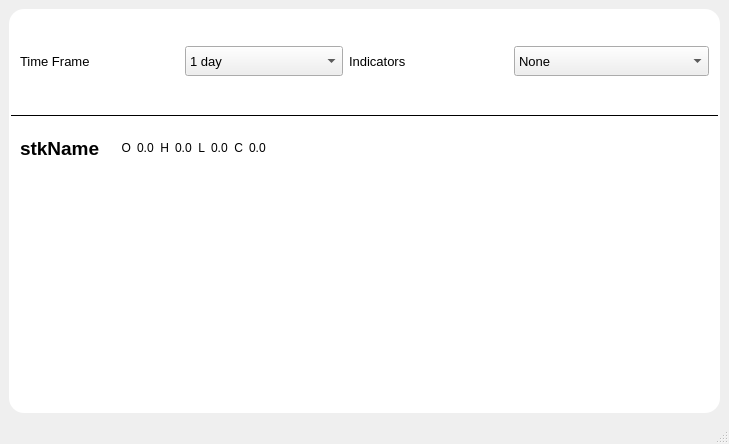
The window that UIFiles/chart.ui (ShubhamMandavkar/TYLiveProjectt-StockAutomationSystem) describes before a commit, drawn with Qt 5.
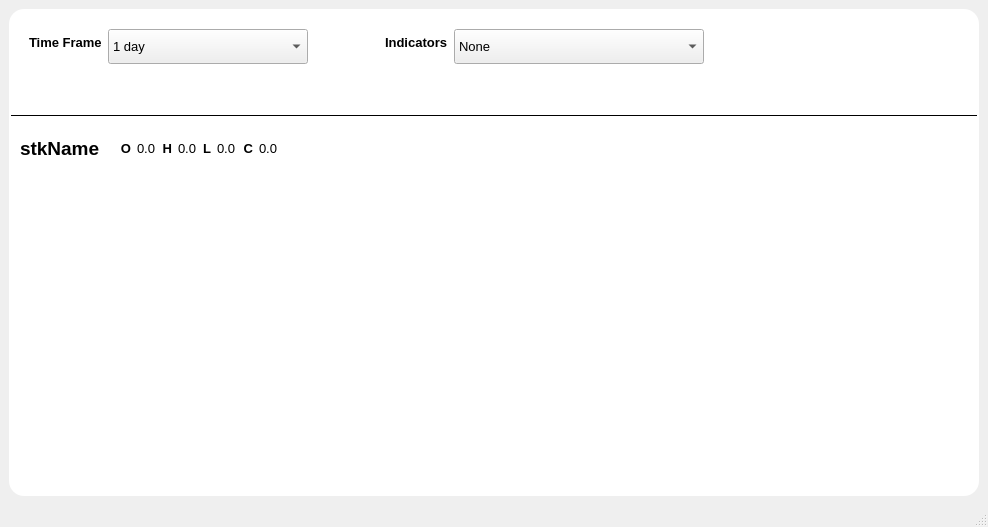
The same window after the commit.

The edit to the form file:
```diff
--- a/UIFiles/chart.ui
+++ b/UIFiles/chart.ui
@@ -6,8 +6,8 @@
    <rect>
     <x>0</x>
     <y>0</y>
-    <width>729</width>
-    <height>444</height>
+    <width>988</width>
+    <height>527</height>
    </rect>
   </property>
   <property name="windowTitle">
@@ -66,13 +66,53 @@
          <property name="frameShadow">
           <enum>QFrame::Raised</enum>
          </property>
-         <layout class="QGridLayout" name="gridLayout">
+         <layout class="QHBoxLayout" name="horizontalLayout_2">
+          <item>
+           <widget class="QFrame" name="frame">
+            <property name="minimumSize">
+             <size>
+              <width>300</width>
+              <height>0</height>
+             </size>
+            </property>
+            <property name="maximumSize">
+             <size>
+              <width>350</width>
+              <height>16777215</height>
+             </size>
+            </property>
+            <property name="frameShape">
+             <enum>QFrame::StyledPanel</enum>
+            </property>
+            <property name="frameShadow">
+             <enum>QFrame::Raised</enum>
+            </property>
+            <layout class="QFormLayout" name="formLayout">
+             <item row="0" column="0">
+              <widget class="QLabel" name="lblTimeFrame">
+               <property name="font">
+                <font>
+                 <pointsize>10</pointsize>
+                 <bold>true</bold>
+                </font>
+               </property>
+               <property name="text">
+                <string>Time Frame</string>
+               </property>
+              </widget>
+             </item>
           <item row="0" column="1">
            <widget class="QComboBox" name="cmbTimeFrame">
             <property name="minimumSize">
              <size>
-              <width>0</width>
-              <height>30</height>
+                 <width>200</width>
+                 <height>35</height>
+                </size>
+               </property>
+               <property name="maximumSize">
+                <size>
+                 <width>200</width>
+                 <height>16777215</height>
              </size>
             </property>
             <property name="font">
@@ -145,12 +185,49 @@
             </item>
            </widget>
           </item>
-          <item row="0" column="4">
+            </layout>
+           </widget>
+          </item>
+          <item>
+           <widget class="QFrame" name="frame_4">
+            <property name="minimumSize">
+             <size>
+              <width>500</width>
+              <height>0</height>
+             </size>
+            </property>
+            <property name="frameShape">
+             <enum>QFrame::StyledPanel</enum>
+            </property>
+            <property name="frameShadow">
+             <enum>QFrame::Raised</enum>
+            </property>
+            <layout class="QFormLayout" name="formLayout_2">
+             <item row="0" column="0">
+              <widget class="QLabel" name="lblIndicators">
+               <property name="font">
+                <font>
+                 <pointsize>10</pointsize>
+                 <bold>true</bold>
+                </font>
+               </property>
+               <property name="text">
+                <string>Indicators</string>
+               </property>
+              </widget>
+             </item>
+             <item row="0" column="1">
            <widget class="QComboBox" name="cmbIndicators">
             <property name="minimumSize">
              <size>
-              <width>0</width>
-              <height>30</height>
+                 <width>250</width>
+                 <height>35</height>
+                </size>
+               </property>
+               <property name="maximumSize">
+                <size>
+                 <width>250</width>
+                 <height>16777215</height>
              </size>
             </property>
             <property name="font">
@@ -175,28 +252,7 @@
             </item>
            </widget>
           </item>
-          <item row="0" column="0">
-           <widget class="QLabel" name="lblTimeFrame">
-            <property name="font">
-             <font>
-              <pointsize>10</pointsize>
-             </font>
-            </property>
-            <property name="text">
-             <string>Time Frame</string>
-            </property>
-           </widget>
-          </item>
-          <item row="0" column="3">
-           <widget class="QLabel" name="lblIndicators">
-            <property name="font">
-             <font>
-              <pointsize>10</pointsize>
-             </font>
-            </property>
-            <property name="text">
-             <string>Indicators</string>
-            </property>
+            </layout>
            </widget>
           </item>
          </layout>
@@ -243,6 +299,12 @@
               <height>16777215</height>
              </size>
             </property>
+            <property name="font">
+             <font>
+              <pointsize>10</pointsize>
+              <bold>true</bold>
+             </font>
+            </property>
             <property name="text">
              <string>C</string>
             </property>
@@ -259,6 +321,11 @@
               <verstretch>0</verstretch>
              </sizepolicy>
             </property>
+            <property name="font">
+             <font>
+              <pointsize>10</pointsize>
+             </font>
+            </property>
             <property name="text">
              <string>0.0</string>
             </property>
@@ -272,6 +339,12 @@
               <height>16777215</height>
              </size>
             </property>
+            <property name="font">
+             <font>
+              <pointsize>10</pointsize>
+              <bold>true</bold>
+             </font>
+            </property>
             <property name="text">
              <string>L</string>
             </property>
@@ -288,6 +361,12 @@
               <height>16777215</height>
              </size>
             </property>
+            <property name="font">
+             <font>
+              <pointsize>10</pointsize>
+              <bold>true</bold>
+             </font>
+            </property>
             <property name="text">
              <string>H</string>
             </property>
@@ -317,6 +396,11 @@
               <verstretch>0</verstretch>
              </sizepolicy>
             </property>
+            <property name="font">
+             <font>
+              <pointsize>10</pointsize>
+             </font>
+            </property>
             <property name="text">
              <string>0.0</string>
             </property>
@@ -336,6 +420,12 @@
               <height>16777215</height>
              </size>
             </property>
+            <property name="font">
+             <font>
+              <pointsize>10</pointsize>
+              <bold>true</bold>
+             </font>
+            </property>
             <property name="layoutDirection">
              <enum>Qt::LeftToRight</enum>
             </property>
@@ -355,6 +445,11 @@
               <verstretch>0</verstretch>
              </sizepolicy>
             </property>
+            <property name="font">
+             <font>
+              <pointsize>10</pointsize>
+             </font>
+            </property>
             <property name="text">
              <string>0.0</string>
             </property>
@@ -368,6 +463,11 @@
               <verstretch>0</verstretch>
              </sizepolicy>
             </property>
+            <property name="font">
+             <font>
+              <pointsize>10</pointsize>
+             </font>
+            </property>
             <property name="text">
              <string>0.0</string>
             </property>
```
Left out of the diff: 2 changed lines with no effect on the pictures. Lines whose indentation alone changed are shown as unchanged.
